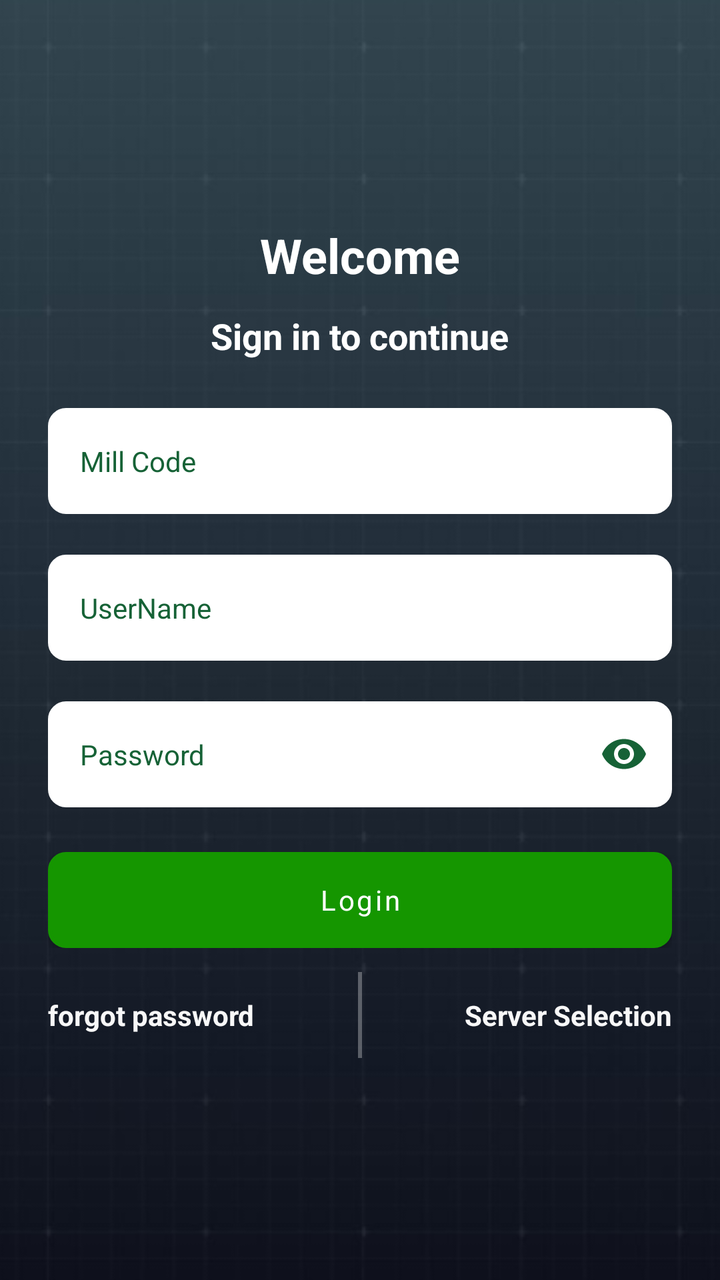
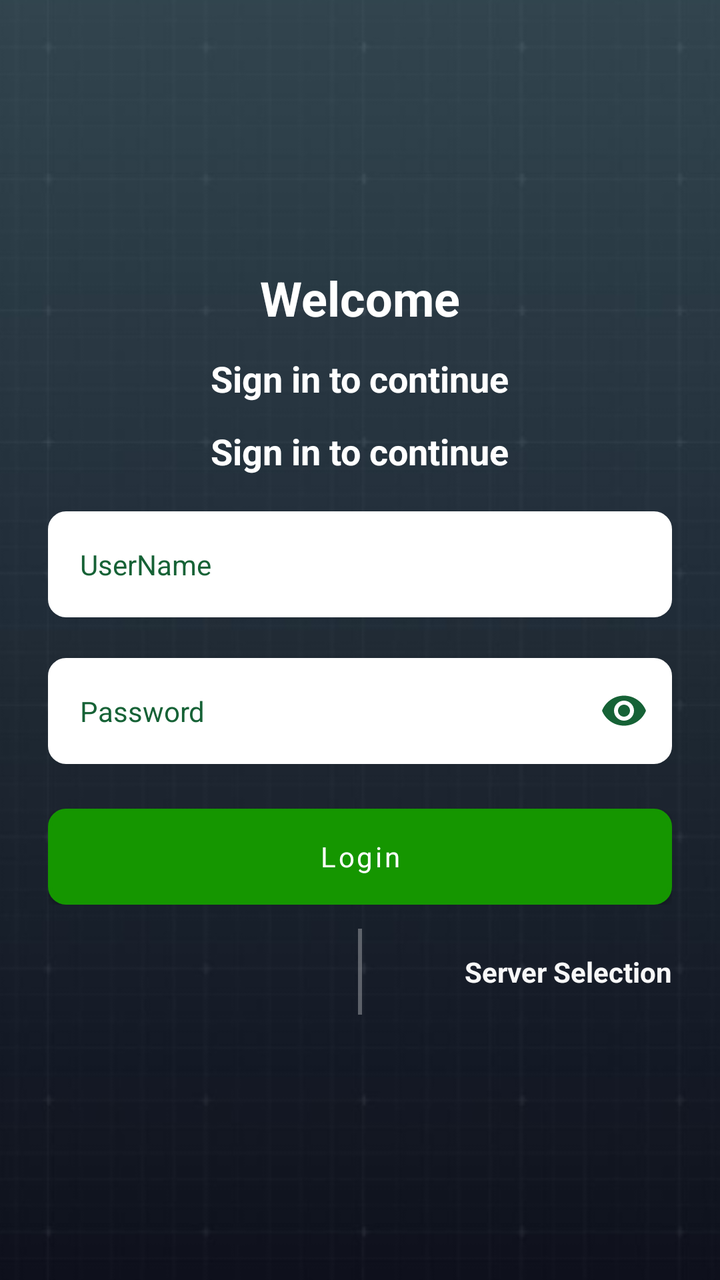

The first picture is an Android layout as it rendered before a commit; the second is the same layout after the commit. The layout source and the unified diff follow.
<!-- AndroidManifest.xml: application theme Theme.MyPalmPHCAttendance -->
<!-- res/layout/fragment_login.xml -->
<?xml version="1.0" encoding="utf-8"?>
<androidx.constraintlayout.widget.ConstraintLayout xmlns:android="http://schemas.android.com/apk/res/android"
    xmlns:app="http://schemas.android.com/apk/res-auto"
    xmlns:tools="http://schemas.android.com/tools"
    android:layout_width="match_parent"
    android:layout_height="match_parent"
    android:background="@drawable/img_app_bg"
    tools:context=".ui.LoginFragment">

    <LinearLayout
        android:layout_width="match_parent"
        android:layout_height="wrap_content"
        android:gravity="center"
        android:orientation="vertical"
        android:paddingHorizontal="24dp"
        android:paddingVertical="12dp"
        app:layout_constraintBottom_toBottomOf="parent"
        app:layout_constraintEnd_toEndOf="parent"
        app:layout_constraintStart_toStartOf="parent"
        app:layout_constraintTop_toTopOf="parent">

        <TextView
            android:layout_width="wrap_content"
            android:layout_height="wrap_content"
            android:layout_gravity="center"
            android:text="@string/welcome"
            android:textColor="@color/white"
            android:textSize="24sp"
            android:textStyle="bold" />

        <TextView
            android:layout_width="wrap_content"
            android:layout_height="wrap_content"
            android:layout_gravity="center"
            android:layout_marginVertical="12dp"
            android:text="@string/sign_in_to_continue"
            android:textColor="@color/white"
            android:textSize="18sp"
            android:textStyle="bold" />

        <com.google.android.material.textfield.TextInputLayout
            android:id="@+id/tl_mill_code"
            style="@style/TextLayoutStyleWhite"
            android:layout_width="match_parent"
            android:layout_height="wrap_content"
            android:layout_marginTop="12dp">

            <com.google.android.material.textfield.TextInputEditText
                android:id="@+id/et_mill_code"
                style="@style/TextInputStyleWhite"
                android:layout_width="match_parent"
                android:layout_height="wrap_content"
                android:backgroundTint="@color/white"
                android:hint="@string/mill_code"
                android:imeOptions="actionNext"
                android:inputType="textPersonName"
                android:maxLines="1" />
        </com.google.android.material.textfield.TextInputLayout>

        <com.google.android.material.textfield.TextInputLayout
            android:id="@+id/tl_username"
            style="@style/TextLayoutStyleWhite"
            android:layout_width="match_parent"
            android:layout_height="wrap_content">

            <com.google.android.material.textfield.TextInputEditText
                android:id="@+id/et_username"
                style="@style/TextInputStyleWhite"
                android:layout_width="match_parent"
                android:layout_height="wrap_content"
                android:backgroundTint="@color/white"
                android:hint="@string/username"
                android:imeOptions="actionNext"
                android:inputType="textPersonName"
                android:maxLines="1" />
        </com.google.android.material.textfield.TextInputLayout>

        <com.google.android.material.textfield.TextInputLayout
            android:id="@+id/tl_password"
            style="@style/TextLayoutStyleWhite"
            android:layout_width="match_parent"
            android:layout_height="wrap_content"
            app:endIconMode="password_toggle">

            <com.google.android.material.textfield.TextInputEditText
                android:id="@+id/et_password"
                style="@style/TextInputStyleWhite"
                android:layout_width="match_parent"
                android:layout_height="wrap_content"
                android:backgroundTint="@color/white"
                android:hint="@string/password"
                android:imeOptions="actionDone"
                android:importantForAutofill="no"
                android:inputType="textPassword"
                android:maxLines="1" />
        </com.google.android.material.textfield.TextInputLayout>

        <LinearLayout
            android:layout_width="match_parent"
            android:layout_height="wrap_content"
            android:gravity="center_vertical"
            android:orientation="vertical">

            <com.google.android.material.button.MaterialButton
                android:id="@+id/btn_login"
                style="@style/ButtonFill"
                android:layout_width="match_parent"
                android:layout_height="wrap_content"
                android:layout_marginTop="2dp"
                android:background="@drawable/btn_bg_white_fill"
                android:backgroundTint="@color/green"
                android:text="@string/login" />

            
            <ProgressBar
                android:id="@+id/pb_loading"
                style="?android:attr/progressBarStyleSmall"
                android:layout_width="48dp"
                android:layout_height="48dp"
                android:layout_gravity="center"
                android:indeterminateTint="@color/green"
                android:visibility="gone" />

        </LinearLayout>


        <LinearLayout
            android:layout_width="match_parent"
            android:layout_height="wrap_content"
            android:orientation="horizontal"
            android:weightSum="1">

            <TextView
                android:id="@+id/tv_forgot_password"
                android:layout_width="0dp"
                android:layout_height="wrap_content"
                android:layout_marginTop="12dp"
                android:layout_weight="0.5"
                android:paddingVertical="12dp"
                android:text="@string/forgot_password"
                android:textAlignment="textStart"
                android:textColor="@color/alabaster"
                android:textSize="14sp"
                android:textStyle="bold" />

            <View
                android:layout_width="2dp"
                android:layout_height="match_parent"
                android:layout_marginHorizontal="12dp"
                android:layout_marginTop="12dp"
                android:background="@color/alabaster_lite" />

            <TextView
                android:id="@+id/tv_server_select"
                android:layout_width="0dp"
                android:layout_height="wrap_content"
                android:layout_marginTop="12dp"
                android:layout_weight="0.5"
                android:paddingVertical="12dp"
                android:text="@string/server_select"
                android:textAlignment="textEnd"
                android:textColor="@color/alabaster"
                android:textSize="14sp"
                android:textStyle="bold" />
        </LinearLayout>

    </LinearLayout>

</androidx.constraintlayout.widget.ConstraintLayout>
<!-- resources referenced by this layout -->
<resources>
  <color name="alabaster">#f8f8f8</color>
  <color name="alabaster_lite">#50F8F8F8</color>
  <color name="green">#159600</color>
  <color name="white">#FFFFFFFF</color>
  <string name="forgot_password">forgot password</string>
  <string name="login">Login</string>
  <string name="mill_code">Mill Code</string>
  <string name="password">Password</string>
  <string name="server_select">Server Selection</string>
  <string name="sign_in_to_continue">Sign in to continue</string>
  <string name="username">UserName</string>
  <string name="welcome">Welcome</string>
  <style name="ButtonFill" parent="Widget.MaterialComponents.Button">
          <item name="android:layout_width">wrap_content</item>
          <item name="android:layout_height">wrap_content</item>
          <item name="android:textColor">@color/white</item>
          <item name="textAllCaps">false</item>
          <item name="android:background">@drawable/btn_bg_white_fill</item>
          <item name="backgroundTint">@null</item>
      </style>
  <style name="TextInputStyleWhite" parent="Widget.MaterialComponents.TextInputLayout.OutlinedBox">
          <item name="boxStrokeColor">@color/jewel</item>
          <item name="hintTextColor">@color/jewel</item>
          <item name="android:maxLength">25</item>
          <item name="android:maxLines">1</item>
          <item name="android:background">@drawable/et_bg_fill_white</item>
          <item name="android:backgroundTint">@color/gum_leaf</item>
          <item name="android:textColor">@color/jewel</item>
          <item name="android:textColorHint">@color/jewel</item>
          <item name="android:textColorHighlight">@color/white_lite_200</item>
          <item name="android:textSize">14sp</item>
  
      </style>
  <style name="Theme.MyPalmPHCAttendance" parent="Base.Theme.MyPalmPHCAttendance" />
  <color name="silver">#BABABA</color>
  <dimen name="btn_stroke_width">2dp</dimen>
  <dimen name="btn_radius">8dp</dimen>
  <color name="jewel">#166236</color>
  <!-- drawable et_bg_fill_white (drawable) -->
  <?xml version="1.0" encoding="utf-8"?>
  <shape xmlns:android="http://schemas.android.com/apk/res/android"
      android:shape="rectangle">
      <stroke
          android:width="2dp"
          android:color="@color/white" />
  
      <solid
          android:color="@color/alabaster"
          />
  
      <corners
          android:radius="@dimen/et_radius"
          />
  </shape>
  <color name="gum_leaf">#B5D6C3</color>
  <color name="white_lite_200">#5BFFFFFF</color>
  <dimen name="common_form_radius">8dp</dimen>
  <color name="flame_pea">#D95639</color>
  <style name="Base.Theme.MyPalmPHCAttendance" parent="Theme.Material3.DayNight.NoActionBar">
          <item name="fontFamily">@font/fredoka_regular</item>
          <item name="android:windowLayoutInDisplayCutoutMode" tools:targetApi="o_mr1">never</item>
          <item name="android:windowTranslucentStatus">false</item>
          <item name="android:windowTranslucentNavigation">false</item>
          <item name="font">@font/fredoka_regular</item>
          <item name="android:colorPrimaryDark">@color/mirage</item>
          <item name="android:forceDarkAllowed" tools:targetApi="q">false</item>
      </style>
  <dimen name="et_radius">8dp</dimen>
  <color name="mirage">#1D2730</color>
  <!-- unchanged entries left out for length: 3 -->
</resources>

<!-- the commit's change to res/layout/fragment_login.xml (unified diff, before → after) -->
@@ -37,11 +37,22 @@
             android:textColor="@color/white"
             android:textSize="18sp"
             android:textStyle="bold" />
+        <TextView
+            android:id="@+id/tv_server"
+            android:layout_width="wrap_content"
+            android:layout_height="wrap_content"
+            android:layout_gravity="center"
+            android:layout_marginBottom="18dp"
+            android:text="@string/sign_in_to_continue"
+            android:textColor="@color/white"
+            android:textSize="18sp"
+            android:textStyle="bold" />
 
         <com.google.android.material.textfield.TextInputLayout
             android:id="@+id/tl_mill_code"
             style="@style/TextLayoutStyleWhite"
             android:layout_width="match_parent"
+            android:visibility="gone"
             android:layout_height="wrap_content"
             android:layout_marginTop="12dp">
 
@@ -139,6 +150,7 @@
                 android:paddingVertical="12dp"
                 android:text="@string/forgot_password"
                 android:textAlignment="textStart"
+                android:visibility="invisible"
                 android:textColor="@color/alabaster"
                 android:textSize="14sp"
                 android:textStyle="bold" />
<!-- resource entries referenced after the edit -->
@@ -61,11 +61,12 @@
   <style name="Base.Theme.MyPalmPHCAttendance" parent="Theme.Material3.DayNight.NoActionBar">
           <item name="fontFamily">@font/fredoka_regular</item>
           <item name="android:windowLayoutInDisplayCutoutMode" tools:targetApi="o_mr1">never</item>
-          <item name="android:windowTranslucentStatus">false</item>
+          <item name="android:windowTranslucentStatus">true</item>
           <item name="android:windowTranslucentNavigation">false</item>
           <item name="font">@font/fredoka_regular</item>
           <item name="android:colorPrimaryDark">@color/mirage</item>
           <item name="android:forceDarkAllowed" tools:targetApi="q">false</item>
+          <item name="android:fitsSystemWindows">true</item>
       </style>
   <dimen name="et_radius">8dp</dimen>
   <color name="mirage">#1D2730</color>
